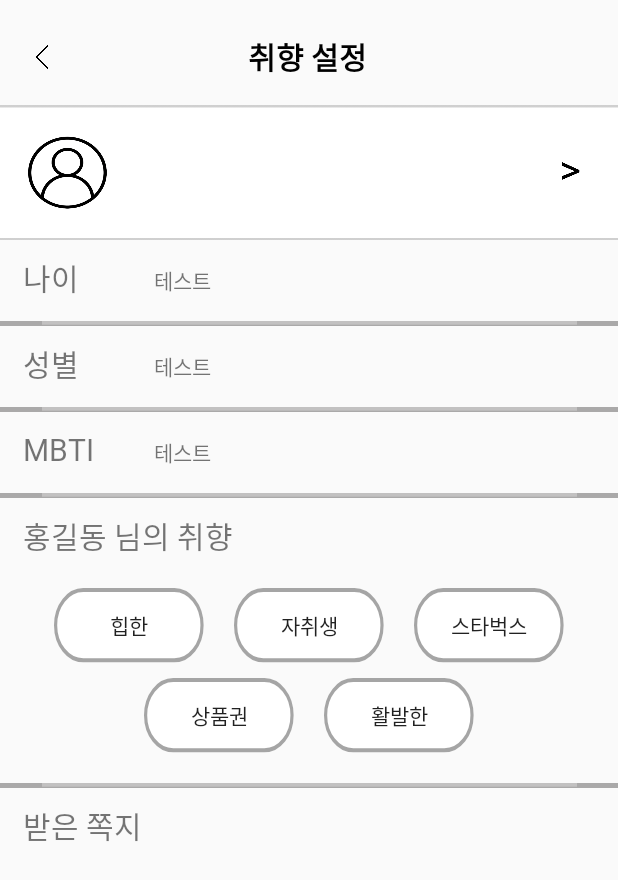
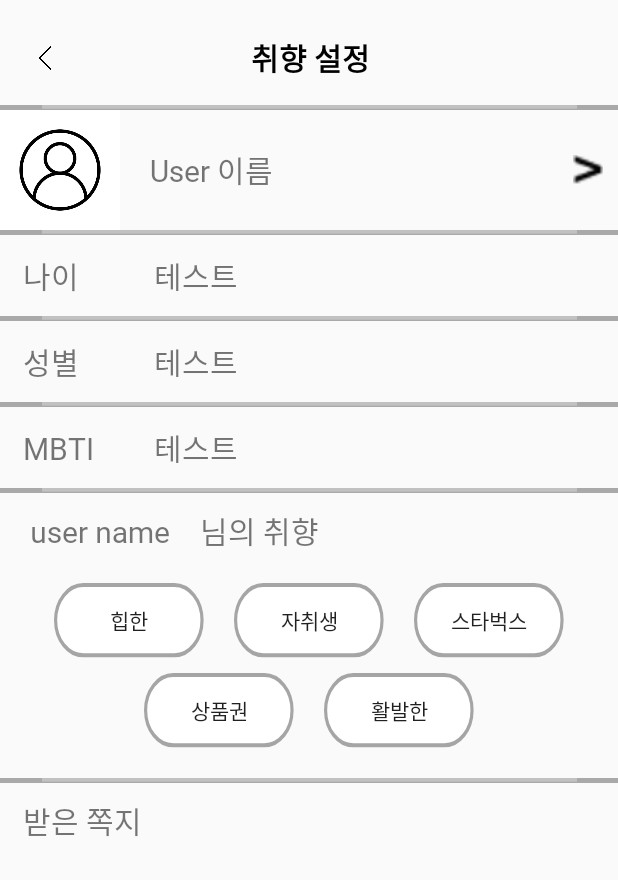
Before and after one commit to aengzu/PresentRecommendApp, an Android app: the layout mytaste.xml on its own in the app's theme, with its tools: preview values and no code run, on a phone screen of 412 x 824 dp. Shown: the top 880 px of the screen. Run offline under Robolectric (Android 15) with nearby library versions, the phone set to English and light mode, and no system bars.

Commit message:
마이페이지 구현 완료

```diff
--- a/app/src/main/res/layout/mytaste.xml
+++ b/app/src/main/res/layout/mytaste.xml
@@ -1,19 +1,26 @@
 <?xml version="1.0" encoding="utf-8"?>
 <androidx.constraintlayout.widget.ConstraintLayout xmlns:android="http://schemas.android.com/apk/res/android"
     xmlns:app="http://schemas.android.com/apk/res-auto"
+    xmlns:tools="http://schemas.android.com/tools"
     android:layout_width="match_parent"
-    android:layout_height="match_parent">
+    android:layout_height="match_parent"
+    android:layout_gravity="right">
 
     <!-- 상단바 -->
+
     <androidx.appcompat.widget.Toolbar
         android:id="@+id/toolbar"
         android:layout_width="410dp"
         android:layout_height="wrap_content"
         android:elevation="4dp"
+        app:contentInsetStartWithNavigation="0dp"
         android:layout_marginTop="10dp"
-        android:layout_marginBottom="10dp"
-        app:contentInsetStartWithNavigation="0dp"
-        app:layout_constraintTop_toTopOf="parent">
+        app:layout_constraintBottom_toBottomOf="parent"
+        app:layout_constraintEnd_toEndOf="parent"
+        app:layout_constraintHorizontal_bias="1.0"
+        app:layout_constraintStart_toStartOf="parent"
+        app:layout_constraintTop_toTopOf="parent"
+        app:layout_constraintVertical_bias="0.001">
 
         <ImageView
             android:id="@+id/backButton"
@@ -29,6 +36,7 @@
             android:layout_gravity="center"
             android:layout_marginTop="10dp"
             android:text="취향 설정"
+            android:fontFamily="@font/nanumsquareroundb"
             android:textColor="@android:color/black"
             android:textSize="20sp"
             android:textStyle="bold" />
@@ -39,24 +47,65 @@
         android:id="@+id/linearLayout2"
         android:layout_width="match_parent"
         android:layout_height="match_parent"
+
+        android:layout_marginTop="70dp"
         android:orientation="vertical"
-        android:layout_marginTop="10dp"
-        app:layout_constraintBottom_toTopOf="parent"
-        app:layout_constraintEnd_toStartOf="parent"
-        app:layout_constraintStart_toStartOf="parent"
         app:layout_constraintTop_toBottomOf="@+id/toolbar">
+        <ImageView
+            android:id="@+id/imageView15"
+            android:layout_width="match_parent"
+            android:layout_height="3dp"
+            android:background="#AAA9A9"
+            app:srcCompat="@drawable/line" />
+
+        <LinearLayout
+            android:layout_width="match_parent"
+            android:layout_height="80dp"
+            android:orientation="horizontal">
+
 
             <ImageView
-            android:id="@+id/imageView12"
+                android:id="@+id/imageView4"
+                android:layout_width="80dp"
+                android:layout_height="80dp"
+                app:srcCompat="@drawable/my_icon" />
+
+            <TextView
+                android:id="@+id/name_text"
+                android:layout_width="wrap_content"
+                android:layout_height="wrap_content"
+
+                android:layout_gravity="center"
+                android:layout_marginLeft="20dp"
+                android:layout_marginRight="200dp"
+                android:textSize="20sp"
+                android:gravity="center"
+                android:fontFamily="@font/nanumsquareroundb"
+                android:text="User 이름" />
+
+            <Button
+                android:id="@+id/button"
+                android:layout_width="20dp"
+                android:layout_height="20dp"
+                android:layout_gravity="right|center_vertical|end"
+                android:background="@drawable/icon_right"
+                android:gravity="end"
+                android:paddingLeft="10dp" />
+
+        </LinearLayout>
+        <ImageView
+            android:id="@+id/imageView18"
             android:layout_width="match_parent"
-            android:layout_marginTop="60dp"
-            android:layout_height="90dp"
-            android:background="@drawable/user_list" />
+            android:layout_height="3dp"
+            android:background="#AAA9A9"
+            app:srcCompat="@drawable/line" />
 
         <LinearLayout
             android:layout_width="match_parent"
             android:layout_height="54dp"
             android:orientation="horizontal">
+
+
 
             <TextView
                 android:id="@+id/textView9"
@@ -69,18 +118,20 @@
                 android:textSize="20sp" />
 
             <TextView
-                android:id="@+id/textView5"
+                android:id="@+id/age_textview"
                 android:layout_width="match_parent"
-                android:text="테스트"
+                android:layout_height="match_parent"
+                android:layout_marginLeft="50dp"
+                android:layout_marginRight="50dp"
+
                 android:gravity="center_vertical"
-                android:layout_height="match_parent"
-                android:layout_marginRight="50dp"
-                android:layout_marginLeft="50dp"
-            />
+                android:textSize="20sp"
+                android:fontFamily="@font/nanumsquareroundb"
+                android:text="테스트" />
         </LinearLayout>
 
         <ImageView
-            android:id="@+id/imageView15"
+            android:id="@+id/imageView19"
             android:layout_width="match_parent"
             android:layout_height="3dp"
             android:background="#AAA9A9"
@@ -90,6 +141,7 @@
             android:layout_width="match_parent"
             android:layout_height="54dp"
             android:orientation="horizontal">
+
             <TextView
                 android:id="@+id/textView10"
                 android:layout_width="wrap_content"
@@ -99,26 +151,32 @@
                 android:gravity="center_vertical"
                 android:text="성별"
                 android:textSize="20sp" />
+
             <TextView
-            android:id="@+id/sex_text"
+                android:id="@+id/sex_textview"
                 android:layout_width="match_parent"
-            android:text="테스트"
+                android:layout_height="match_parent"
+                android:fontFamily="@font/nanumsquareroundb"
+                android:layout_marginLeft="50dp"
+                android:layout_marginRight="50dp"
                 android:gravity="center_vertical"
-            android:layout_height="match_parent"
-            android:layout_marginRight="50dp"
-            android:layout_marginLeft="50dp"
-            />
+
+                android:textSize="20sp"
+                android:text="테스트" />
         </LinearLayout>
+
         <ImageView
             android:id="@+id/imageView16"
             android:layout_width="match_parent"
             android:layout_height="3dp"
             android:background="#AAA9A9"
             app:srcCompat="@drawable/line" />
+
         <LinearLayout
             android:layout_width="match_parent"
             android:layout_height="54dp"
             android:orientation="horizontal">
+
             <TextView
                 android:id="@+id/textView14"
                 android:layout_width="wrap_content"
@@ -128,15 +186,18 @@
                 android:gravity="center_vertical"
                 android:text="MBTI"
                 android:textSize="20sp" />
+
             <TextView
-            android:id="@+id/mbti_text"
+                android:id="@+id/mbti_textview"
+
                 android:layout_width="match_parent"
-            android:text="테스트"
+                android:layout_height="match_parent"
+                android:layout_marginLeft="40dp"
+                android:layout_marginRight="50dp"
                 android:gravity="center_vertical"
-            android:layout_height="match_parent"
-            android:layout_marginRight="50dp"
-            android:layout_marginLeft="40dp"
-            />
+                android:fontFamily="@font/nanumsquareroundb"
+                android:textSize="20sp"
+                android:text="테스트" />
 
         </LinearLayout>
 
@@ -147,15 +208,30 @@
             android:background="#AAA9A9"
             app:srcCompat="@drawable/line" />
 
+        <LinearLayout
+            android:layout_width="match_parent"
+            android:layout_height="wrap_content"
+            android:orientation="horizontal">
+
+            <TextView
+                android:id="@+id/user_name"
+                android:layout_width="wrap_content"
+                android:layout_height="wrap_content"
+                android:layout_marginLeft="20dp"
+                android:textSize="20sp"
+                android:fontFamily="@font/nanumsquareroundb"
+                android:text="user name" />
+
             <TextView
                 android:id="@+id/textView16"
-            android:layout_width="match_parent"
+                android:layout_width="wrap_content"
                 android:layout_height="50dp"
                 android:layout_marginLeft="15dp"
                 android:fontFamily="@font/nanumsquareroundb"
                 android:gravity="center_vertical"
-            android:text="홍길동 님의 취향"
+                android:text=" 님의 취향"
                 android:textSize="20sp" />
+        </LinearLayout>
 
         <TableLayout
             android:layout_width="wrap_content"
```
Also changed, not shown: app/src/main/java/com/example/myapplication/MyPage.java (+30 -38 lines), app/src/main/java/com/example/myapplication/UserAccount.java (+9 -1 lines), app/src/main/java/com/example/myapplication/signUpActivity.java (+8 -5 lines). Lines whose indentation alone changed are shown as unchanged.
